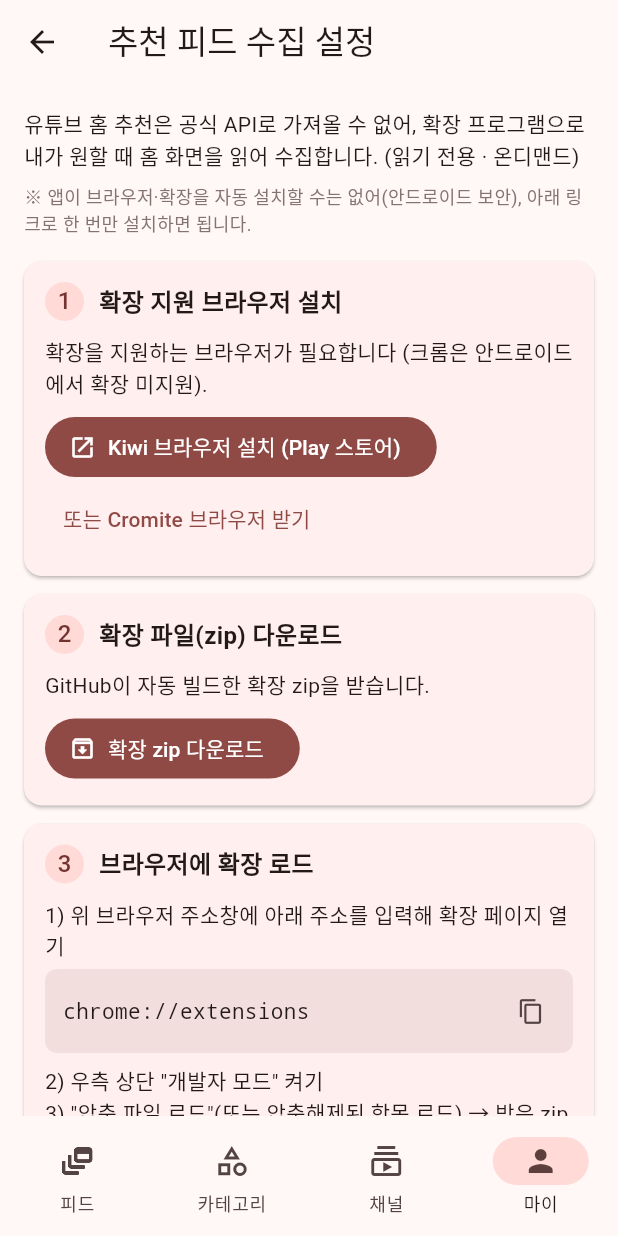
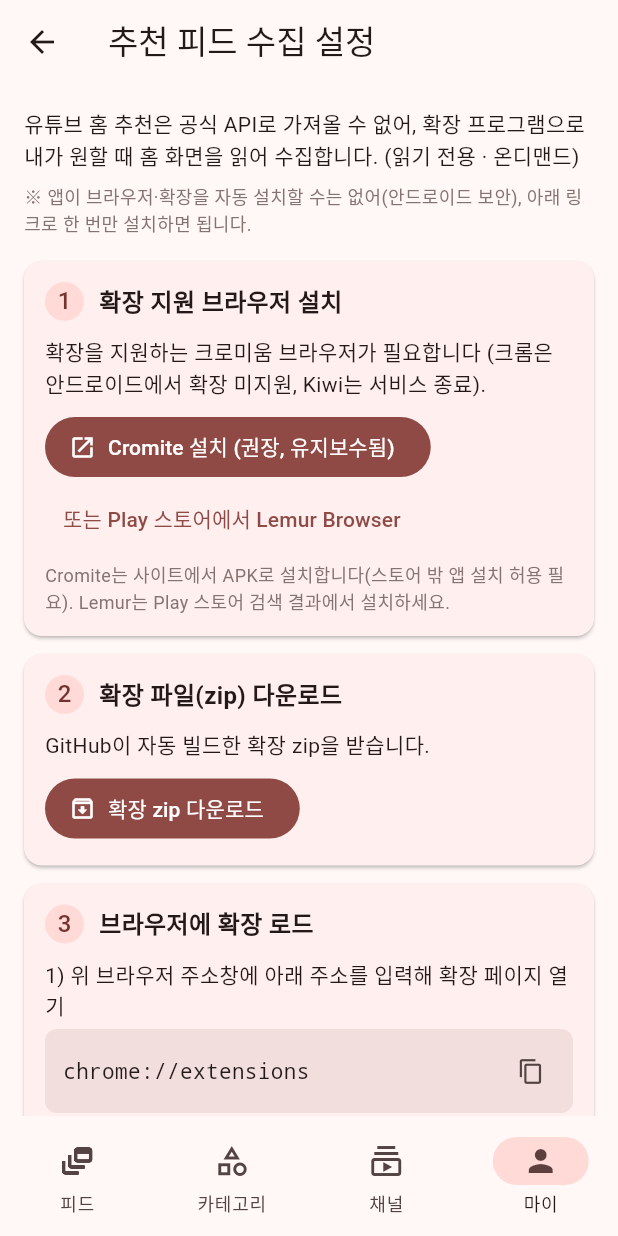
Before and after one commit to hongsytop-tech/Youtube-Filtering, a Flutter app: the screen it shows once a user with an empty profile is signed in, item 4 of the bottom bar chosen, after a tap on "내 추천 피드 수집 설정", on a phone screen of 412 x 824 dp. Run offline on Flutter 3.47's test engine with Material 3 defaults, Android fonts, the phone set to English and light mode, and no system bars; our stand-ins replace cached_network_image, flutter_dotenv, flutter_riverpod, go_router, shared_preferences, supabase_flutter and 1 more; missing offline and left inert: dart:js_interop; accounts and stored records are empty; network calls fail.

Commit message:
Replace discontinued Kiwi with Cromite/Lemur in collection guide
Kiwi was removed from the Play Store, so its install button 404'd.
Recommend Cromite (maintained, APK) and Lemur (Play Store search).

Co-Authored-By: Claude Opus 4.8 <noreply@anthropic.com>
Claude-Session: https://claude.ai/code/session_01KqsggJx5GU2VY8m2xWj9Ty

```diff
--- a/lib/features/youtube/widgets/collect_guide.dart
+++ b/lib/features/youtube/widgets/collect_guide.dart
@@ -5,9 +5,10 @@ import 'package:url_launcher/url_launcher.dart';
 
 import '../../feed/providers/feed_providers.dart';
 
-const _kiwiPlayUrl =
-    'https://play.google.com/store/apps/details?id=com.kiwibrowser.browser';
+// Kiwi is discontinued/removed from Play. Use maintained alternatives.
 const _cromiteUrl = 'https://www.cromite.org/';
+const _lemurSearchUrl =
+    'https://play.google.com/store/search?q=Lemur%20Browser&c=apps';
 const _extensionZipUrl =
     'https://github.com/hongsytop-tech/Youtube-Filtering/releases/download/extension-latest/feedfilter-extension.zip';
 
@@ -66,17 +67,21 @@ class CollectGuideScreen extends StatelessWidget {
             n: 1,
             title: '확장 지원 브라우저 설치',
             children: [
-              const Text('확장을 지원하는 브라우저가 필요합니다 (크롬은 안드로이드에서 확장 미지원).'),
+              const Text('확장을 지원하는 크로미움 브라우저가 필요합니다 '
+                  '(크롬은 안드로이드에서 확장 미지원, Kiwi는 서비스 종료).'),
               const SizedBox(height: 8),
               FilledButton.icon(
-                onPressed: () => _open(_kiwiPlayUrl),
+                onPressed: () => _open(_cromiteUrl),
                 icon: const Icon(Icons.open_in_new),
-                label: const Text('Kiwi 브라우저 설치 (Play 스토어)'),
+                label: const Text('Cromite 설치 (권장, 유지보수됨)'),
               ),
               TextButton(
-                onPressed: () => _open(_cromiteUrl),
-                child: const Text('또는 Cromite 브라우저 받기'),
+                onPressed: () => _open(_lemurSearchUrl),
+                child: const Text('또는 Play 스토어에서 Lemur Browser'),
               ),
+              const SizedBox(height: 4),
+              const _Note('Cromite는 사이트에서 APK로 설치합니다(스토어 밖 앱 설치 허용 필요). '
+                  'Lemur는 Play 스토어 검색 결과에서 설치하세요.'),
             ],
           ),
 
```
Also changed, not shown: 1 other file.
